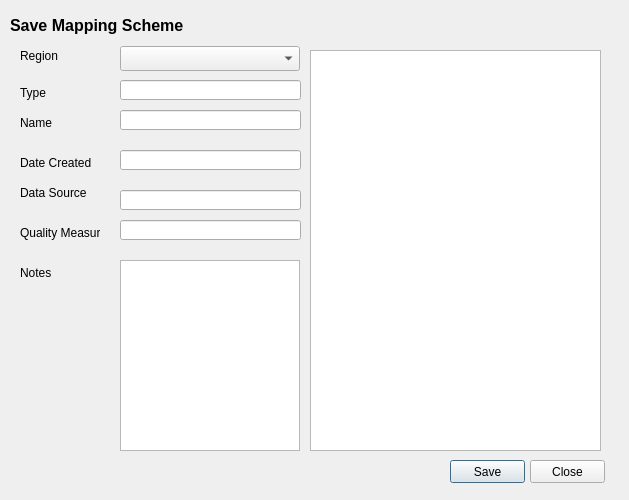
Above: qt/dlg_save_ms.ui from gem/sidd before the change. Below: the same form after it.
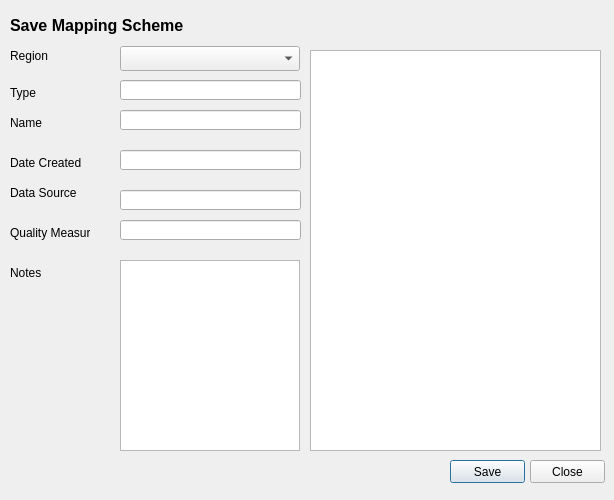
That is the form after the change.

What changed in the file:
```diff
--- a/qt/dlg_save_ms.ui
+++ b/qt/dlg_save_ms.ui
@@ -6,7 +6,7 @@
    <rect>
     <x>0</x>
     <y>0</y>
-    <width>629</width>
+    <width>614</width>
     <height>500</height>
    </rect>
   </property>
@@ -52,7 +52,7 @@
   <widget class="QLabel" name="lb_ms_source">
    <property name="geometry">
     <rect>
-     <x>20</x>
+     <x>10</x>
      <y>180</y>
      <width>80</width>
      <height>25</height>
@@ -65,7 +65,7 @@
   <widget class="QLabel" name="lb_ms_quality">
    <property name="geometry">
     <rect>
-     <x>20</x>
+     <x>10</x>
      <y>220</y>
      <width>80</width>
      <height>25</height>
@@ -88,7 +88,7 @@
   <widget class="QLabel" name="lb_ms_notes">
    <property name="geometry">
     <rect>
-     <x>20</x>
+     <x>10</x>
      <y>260</y>
      <width>80</width>
      <height>25</height>
@@ -101,7 +101,7 @@
   <widget class="QLabel" name="lb_ms_name">
    <property name="geometry">
     <rect>
-     <x>20</x>
+     <x>10</x>
      <y>110</y>
      <width>80</width>
      <height>25</height>
@@ -114,7 +114,7 @@
   <widget class="QLabel" name="lb_ms_type">
    <property name="geometry">
     <rect>
-     <x>20</x>
+     <x>10</x>
      <y>80</y>
      <width>80</width>
      <height>25</height>
@@ -137,7 +137,7 @@
   <widget class="QLabel" name="lb_ms_region">
    <property name="geometry">
     <rect>
-     <x>20</x>
+     <x>10</x>
      <y>40</y>
      <width>80</width>
      <height>31</height>
@@ -170,7 +170,7 @@
   <widget class="QLabel" name="lb_ms_create_date">
    <property name="geometry">
     <rect>
-     <x>20</x>
+     <x>10</x>
      <y>150</y>
      <width>80</width>
      <height>25</height>
```
Left out of the diff: 35 changed lines with no effect on the pictures.
